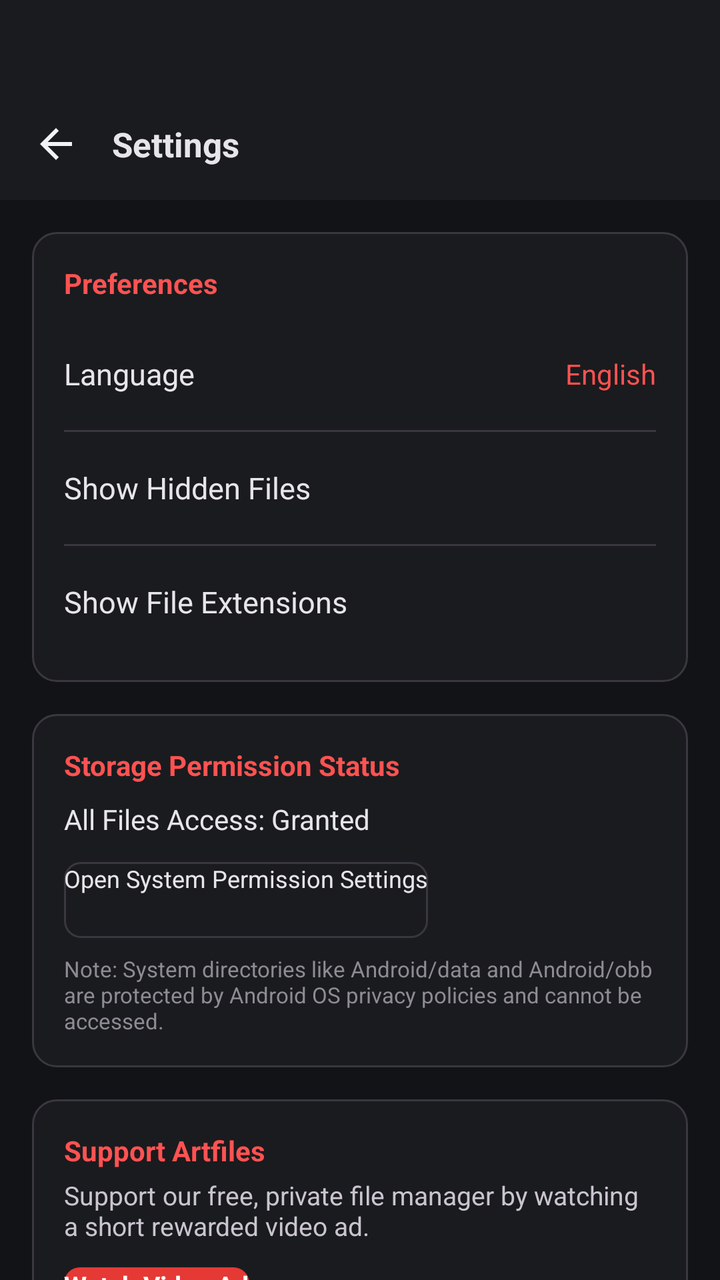
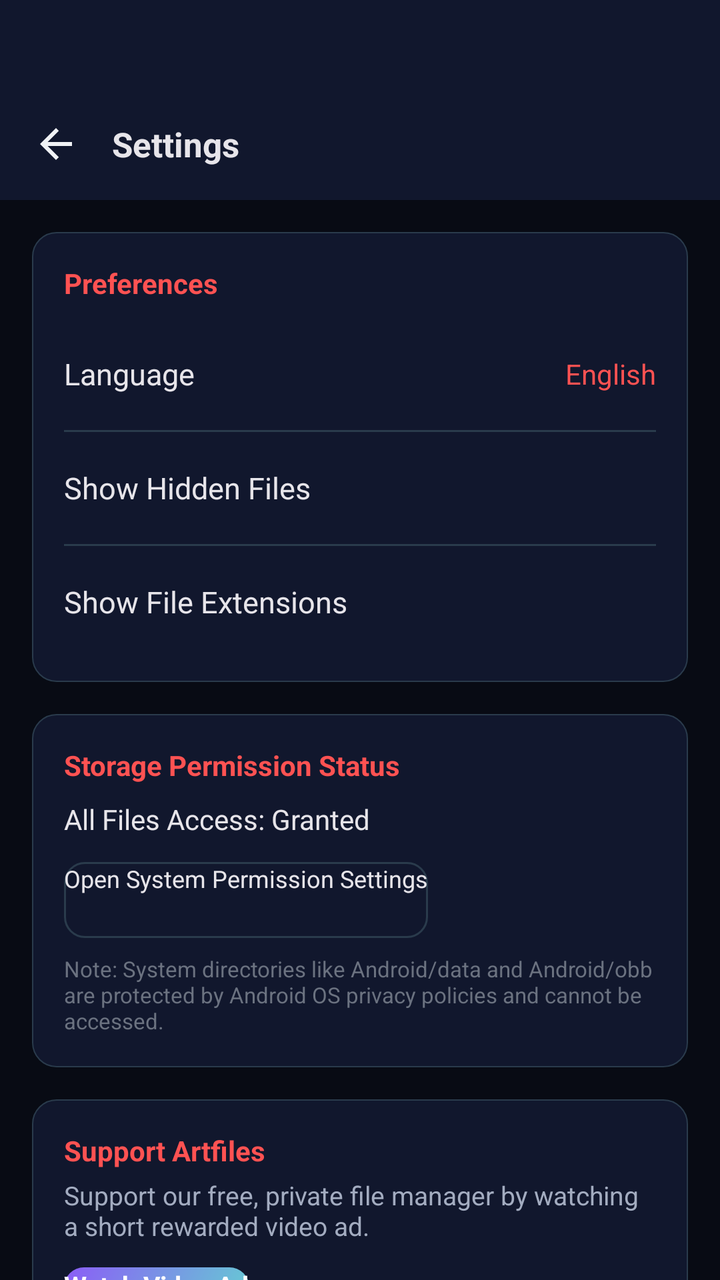

Screens rendered from an Android XML layout before and after an edit, with the pre-edit source and the edit as a unified diff.
<!-- AndroidManifest.xml: application theme Theme.ArtrawFiles -->
<!-- res/layout/activity_settings.xml -->
<?xml version="1.0" encoding="utf-8"?>
<LinearLayout xmlns:android="http://schemas.android.com/apk/res/android"
    android:layout_width="match_parent"
    android:layout_height="match_parent"
    android:orientation="vertical"
    android:background="@color/bg_dark">

    
    <LinearLayout
        android:id="@+id/headerSettings"
        android:layout_width="match_parent"
        android:layout_height="wrap_content"
        android:orientation="vertical"
        android:background="@color/surface_dark">

        
        <View
            android:id="@+id/statusBarSpacerSettings"
            android:layout_width="match_parent"
            android:layout_height="44dp" />

        <RelativeLayout
            android:layout_width="match_parent"
            android:layout_height="56dp"
            android:paddingStart="8dp"
            android:paddingEnd="8dp">

            <ImageView
                android:id="@+id/btnSettingsBack"
                android:layout_width="40dp"
                android:layout_height="40dp"
                android:layout_alignParentStart="true"
                android:layout_centerVertical="true"
                android:padding="8dp"
                android:background="?android:attr/selectableItemBackgroundBorderless"
                android:src="@drawable/ic_arrow_back"
                android:contentDescription="Back" />

            <TextView
                android:layout_width="wrap_content"
                android:layout_height="wrap_content"
                android:layout_toEndOf="@id/btnSettingsBack"
                android:layout_centerVertical="true"
                android:layout_marginStart="8dp"
                android:text="@string/nav_settings"
                android:textColor="@color/text_primary_dark"
                android:textSize="17sp"
                android:textStyle="bold" />
        </RelativeLayout>
    </LinearLayout>

    <ScrollView
        android:id="@+id/scrollSettingsContent"
        android:layout_width="match_parent"
        android:layout_height="match_parent"
        android:clipToPadding="false">

        <LinearLayout
            android:layout_width="match_parent"
            android:layout_height="wrap_content"
            android:orientation="vertical"
            android:padding="16dp">

            
            <LinearLayout
                android:layout_width="match_parent"
                android:layout_height="wrap_content"
                android:orientation="vertical"
                android:background="@drawable/bg_card"
                android:padding="16dp"
                android:layout_marginBottom="16dp">

                <TextView
                    android:layout_width="wrap_content"
                    android:layout_height="wrap_content"
                    android:text="Preferences"
                    android:textColor="@color/artraw_crimson_accent"
                    android:textSize="14sp"
                    android:textStyle="bold"
                    android:layout_marginBottom="12dp" />

                
                <RelativeLayout
                    android:id="@+id/rowLanguage"
                    android:layout_width="match_parent"
                    android:layout_height="48dp"
                    android:clickable="true"
                    android:focusable="true">

                    <TextView
                        android:layout_width="wrap_content"
                        android:layout_height="wrap_content"
                        android:layout_alignParentStart="true"
                        android:layout_centerVertical="true"
                        android:text="@string/pref_language"
                        android:textColor="@color/text_primary_dark"
                        android:textSize="15sp" />

                    <TextView
                        android:id="@+id/tvCurrentLanguage"
                        android:layout_width="wrap_content"
                        android:layout_height="wrap_content"
                        android:layout_alignParentEnd="true"
                        android:layout_centerVertical="true"
                        android:text="English"
                        android:textColor="@color/artraw_crimson_accent"
                        android:textSize="14sp" />
                </RelativeLayout>

                <View
                    android:layout_width="match_parent"
                    android:layout_height="1dp"
                    android:background="@color/border_dark"
                    android:layout_marginTop="4dp"
                    android:layout_marginBottom="4dp" />

                
                <RelativeLayout
                    android:layout_width="match_parent"
                    android:layout_height="48dp">

                    <TextView
                        android:layout_width="wrap_content"
                        android:layout_height="wrap_content"
                        android:layout_alignParentStart="true"
                        android:layout_centerVertical="true"
                        android:text="@string/pref_show_hidden"
                        android:textColor="@color/text_primary_dark"
                        android:textSize="15sp" />

                    <CheckBox
                        android:id="@+id/cbShowHidden"
                        android:layout_width="wrap_content"
                        android:layout_height="wrap_content"
                        android:layout_alignParentEnd="true"
                        android:layout_centerVertical="true" />
                </RelativeLayout>

                <View
                    android:layout_width="match_parent"
                    android:layout_height="1dp"
                    android:background="@color/border_dark"
                    android:layout_marginTop="4dp"
                    android:layout_marginBottom="4dp" />

                
                <RelativeLayout
                    android:layout_width="match_parent"
                    android:layout_height="48dp">

                    <TextView
                        android:layout_width="wrap_content"
                        android:layout_height="wrap_content"
                        android:layout_alignParentStart="true"
                        android:layout_centerVertical="true"
                        android:text="@string/pref_show_extensions"
                        android:textColor="@color/text_primary_dark"
                        android:textSize="15sp" />

                    <CheckBox
                        android:id="@+id/cbShowExtensions"
                        android:layout_width="wrap_content"
                        android:layout_height="wrap_content"
                        android:layout_alignParentEnd="true"
                        android:layout_centerVertical="true" />
                </RelativeLayout>
            </LinearLayout>

            
            <LinearLayout
                android:layout_width="match_parent"
                android:layout_height="wrap_content"
                android:orientation="vertical"
                android:background="@drawable/bg_card"
                android:padding="16dp"
                android:layout_marginBottom="16dp">

                <TextView
                    android:layout_width="wrap_content"
                    android:layout_height="wrap_content"
                    android:text="Storage Permission Status"
                    android:textColor="@color/artraw_crimson_accent"
                    android:textSize="14sp"
                    android:textStyle="bold" />

                <TextView
                    android:id="@+id/tvPermissionStatus"
                    android:layout_width="match_parent"
                    android:layout_height="wrap_content"
                    android:layout_marginTop="8dp"
                    android:text="All Files Access: Granted"
                    android:textColor="@color/text_primary_dark"
                    android:textSize="14sp" />

                <Button
                    android:id="@+id/btnManagePermission"
                    android:layout_width="wrap_content"
                    android:layout_height="38dp"
                    android:layout_marginTop="12dp"
                    android:background="@drawable/bg_button_outlined"
                    android:text="Open System Permission Settings"
                    android:textColor="@color/text_primary_dark"
                    android:textSize="12sp" />

                <TextView
                    android:layout_width="match_parent"
                    android:layout_height="wrap_content"
                    android:layout_marginTop="8dp"
                    android:text="@string/perm_restricted_notice"
                    android:textColor="@color/text_tertiary_dark"
                    android:textSize="11sp" />
            </LinearLayout>

            
            <LinearLayout
                android:layout_width="match_parent"
                android:layout_height="wrap_content"
                android:orientation="vertical"
                android:background="@drawable/bg_card"
                android:padding="16dp"
                android:layout_marginBottom="16dp">

                <TextView
                    android:layout_width="wrap_content"
                    android:layout_height="wrap_content"
                    android:text="Support Artfiles"
                    android:textColor="@color/artraw_crimson_accent"
                    android:textSize="14sp"
                    android:textStyle="bold" />

                <TextView
                    android:layout_width="match_parent"
                    android:layout_height="wrap_content"
                    android:layout_marginTop="4dp"
                    android:text="Support our free, private file manager by watching a short rewarded video ad."
                    android:textColor="@color/text_secondary_dark"
                    android:textSize="13sp" />

                <Button
                    android:id="@+id/btnWatchRewardedAd"
                    android:layout_width="wrap_content"
                    android:layout_height="40dp"
                    android:layout_marginTop="12dp"
                    android:background="@drawable/bg_button_primary"
                    android:text="Watch Video Ad"
                    android:textColor="@android:color/white"
                    android:textSize="13sp"
                    android:textStyle="bold" />
            </LinearLayout>

            
            <LinearLayout
                android:layout_width="match_parent"
                android:layout_height="wrap_content"
                android:orientation="vertical"
                android:background="@drawable/bg_card"
                android:padding="16dp">

                <TextView
                    android:layout_width="wrap_content"
                    android:layout_height="wrap_content"
                    android:text="@string/app_name"
                    android:textColor="@color/text_primary_dark"
                    android:textSize="16sp"
                    android:textStyle="bold" />

                <TextView
                    android:id="@+id/tvAppVersion"
                    android:layout_width="wrap_content"
                    android:layout_height="wrap_content"
                    android:layout_marginTop="2dp"
                    android:text="Version 1.1.0 (Target Android 15)"
                    android:textColor="@color/text_secondary_dark"
                    android:textSize="12sp" />

                <TextView
                    android:layout_width="match_parent"
                    android:layout_height="wrap_content"
                    android:layout_marginTop="12dp"
                    android:text="@string/pref_privacy_pledge"
                    android:textColor="@color/status_success"
                    android:textSize="13sp"
                    android:textStyle="bold" />

                <TextView
                    android:layout_width="match_parent"
                    android:layout_height="wrap_content"
                    android:layout_marginTop="4dp"
                    android:text="Artfiles processes all files exclusively on your local device. Fast, secure and modern storage management."
                    android:textColor="@color/text_secondary_dark"
                    android:textSize="12sp" />

                <View
                    android:layout_width="match_parent"
                    android:layout_height="1dp"
                    android:background="@color/border_dark"
                    android:layout_marginTop="14dp"
                    android:layout_marginBottom="10dp" />

                
                <LinearLayout
                    android:id="@+id/rowPrivacyPolicy"
                    android:layout_width="match_parent"
                    android:layout_height="wrap_content"
                    android:orientation="vertical"
                    android:clickable="true"
                    android:focusable="true"
                    android:paddingTop="8dp"
                    android:paddingBottom="8dp"
                    android:background="?android:attr/selectableItemBackground">

                    <TextView
                        android:layout_width="wrap_content"
                        android:layout_height="wrap_content"
                        android:text="Privacy Policy &amp; Ad Disclosure"
                        android:textColor="@color/artraw_crimson_accent"
                        android:textSize="14sp"
                        android:textStyle="bold" />

                    <TextView
                        android:layout_width="wrap_content"
                        android:layout_height="wrap_content"
                        android:layout_marginTop="2dp"
                        android:text="Read our AdMob &amp; Play Store compliant data safety disclosure."
                        android:textColor="@color/text_secondary_dark"
                        android:textSize="12sp" />
                </LinearLayout>

                <View
                    android:layout_width="match_parent"
                    android:layout_height="1dp"
                    android:background="@color/border_dark"
                    android:layout_marginTop="6dp"
                    android:layout_marginBottom="6dp" />

                
                <LinearLayout
                    android:id="@+id/rowGoogleAdSettings"
                    android:layout_width="match_parent"
                    android:layout_height="wrap_content"
                    android:orientation="vertical"
                    android:clickable="true"
                    android:focusable="true"
                    android:paddingTop="8dp"
                    android:paddingBottom="8dp"
                    android:background="?android:attr/selectableItemBackground">

                    <TextView
                        android:layout_width="wrap_content"
                        android:layout_height="wrap_content"
                        android:text="Google Ad Settings &amp; Personalization"
                        android:textColor="@color/text_primary_dark"
                        android:textSize="14sp" />

                    <TextView
                        android:layout_width="wrap_content"
                        android:layout_height="wrap_content"
                        android:layout_marginTop="2dp"
                        android:text="Manage your advertising ID and ad preferences on Google."
                        android:textColor="@color/text_secondary_dark"
                        android:textSize="12sp" />
                </LinearLayout>

                <View
                    android:layout_width="match_parent"
                    android:layout_height="1dp"
                    android:background="@color/border_dark"
                    android:layout_marginTop="6dp"
                    android:layout_marginBottom="6dp" />

                
                <LinearLayout
                    android:id="@+id/rowAppAdsTxt"
                    android:layout_width="match_parent"
                    android:layout_height="wrap_content"
                    android:orientation="vertical"
                    android:clickable="true"
                    android:focusable="true"
                    android:paddingTop="8dp"
                    android:paddingBottom="8dp"
                    android:background="?android:attr/selectableItemBackground">

                    <TextView
                        android:layout_width="wrap_content"
                        android:layout_height="wrap_content"
                        android:text="Authorized Digital Sellers (app-ads.txt)"
                        android:textColor="@color/text_primary_dark"
                        android:textSize="14sp" />

                    <TextView
                        android:layout_width="wrap_content"
                        android:layout_height="wrap_content"
                        android:layout_marginTop="2dp"
                        android:text="Publisher ID: pub-7925407604309207 (Direct Seller)"
                        android:textColor="@color/status_success"
                        android:textSize="12sp" />
                </LinearLayout>
            </LinearLayout>
        </LinearLayout>
    </ScrollView>
</LinearLayout>
<!-- resources referenced by this layout -->
<resources>
  <color name="artraw_crimson_accent">#FF5252</color>
  <color name="bg_dark">#121316</color>
  <color name="border_dark">#3A3740</color>
  <color name="status_success">#00C853</color>
  <color name="surface_dark">#1A1B1E</color>
  <color name="text_primary_dark">#E7E5EA</color>
  <color name="text_secondary_dark">#CAC4D0</color>
  <color name="text_tertiary_dark">#8E8B94</color>
  <!-- drawable bg_button_outlined (drawable) -->
  <?xml version="1.0" encoding="utf-8"?>
  <shape xmlns:android="http://schemas.android.com/apk/res/android"
      android:shape="rectangle">
      <solid android:color="@android:color/transparent" />
      <corners android:radius="8dp" />
      <stroke
          android:width="1dp"
          android:color="@color/border_dark" />
  </shape>
  <!-- drawable bg_button_primary (drawable) -->
  <?xml version="1.0" encoding="utf-8"?>
  <shape xmlns:android="http://schemas.android.com/apk/res/android"
      android:shape="rectangle">
      <solid android:color="@color/artraw_crimson" />
      <corners android:radius="8dp" />
  </shape>
  <!-- drawable bg_card (drawable) -->
  <?xml version="1.0" encoding="utf-8"?>
  <shape xmlns:android="http://schemas.android.com/apk/res/android"
      android:shape="rectangle">
      <solid android:color="@color/surface_dark" />
      <corners android:radius="12dp" />
      <stroke
          android:width="1dp"
          android:color="@color/border_dark" />
  </shape>
  <!-- drawable ic_arrow_back (drawable) -->
  <vector xmlns:android="http://schemas.android.com/apk/res/android"
      android:width="24dp"
      android:height="24dp"
      android:viewportWidth="24"
      android:viewportHeight="24">
      <path
          android:fillColor="#F0F2F5"
          android:pathData="M20,11H7.83l5.59,-5.59L12,4l-8,8 8,8 1.41,-1.41L7.83,13H20v-2z"/>
  </vector>
  <string name="app_name">Artfiles</string>
  <string name="nav_settings">Settings</string>
  <string name="perm_restricted_notice">Note: System directories like Android/data and Android/obb are protected by Android OS privacy policies and cannot be accessed.</string>
  <string name="pref_language">Language</string>
  <string name="pref_privacy_pledge">Fast • Modern • Private Storage</string>
  <string name="pref_show_extensions">Show File Extensions</string>
  <string name="pref_show_hidden">Show Hidden Files</string>
  <style name="Theme.ArtrawFiles">
          <item name="android:colorPrimary">@color/aurora_primary</item>
          <item name="android:colorPrimaryDark">@color/aurora_glow_teal</item>
          <item name="android:colorAccent">@color/aurora_glow_cyan</item>
          <item name="android:windowBackground">@color/aurora_background_deep</item>
          <item name="android:colorBackground">@color/aurora_background_deep</item>
          <item name="android:windowDrawsSystemBarBackgrounds">true</item>
          <item name="android:statusBarColor">@android:color/transparent</item>
          <item name="android:navigationBarColor">@android:color/transparent</item>
          <item name="android:windowLightStatusBar">false</item>
      </style>
  <color name="artraw_crimson">#E53935</color>
  <color name="aurora_primary">#4ECDC4</color>
  <color name="aurora_glow_teal">#4ECDC4</color>
  <color name="aurora_glow_cyan">#00B4D8</color>
  <color name="aurora_background_deep">#0A0E27</color>
</resources>

<!-- the commit's change to res/layout/activity_settings.xml (unified diff, before → after) -->
@@ -3,7 +3,7 @@
     android:layout_width="match_parent"
     android:layout_height="match_parent"
     android:orientation="vertical"
-    android:background="@color/bg_dark">
+    android:background="@color/aurora_background_deep">
 
     
     <LinearLayout
@@ -11,7 +11,7 @@
         android:layout_width="match_parent"
         android:layout_height="wrap_content"
         android:orientation="vertical"
-        android:background="@color/surface_dark">
+        android:background="@color/aurora_background_surface">
 
         
         <View
@@ -66,7 +66,7 @@
                 android:layout_width="match_parent"
                 android:layout_height="wrap_content"
                 android:orientation="vertical"
-                android:background="@drawable/bg_card"
+                android:background="@drawable/bg_aurora_card"
                 android:padding="16dp"
                 android:layout_marginBottom="16dp">
 
@@ -110,7 +110,7 @@
                 <View
                     android:layout_width="match_parent"
                     android:layout_height="1dp"
-                    android:background="@color/border_dark"
+                    android:background="@color/aurora_outline"
                     android:layout_marginTop="4dp"
                     android:layout_marginBottom="4dp" />
 
@@ -139,7 +139,7 @@
                 <View
                     android:layout_width="match_parent"
                     android:layout_height="1dp"
-                    android:background="@color/border_dark"
+                    android:background="@color/aurora_outline"
                     android:layout_marginTop="4dp"
                     android:layout_marginBottom="4dp" />
 
@@ -171,7 +171,7 @@
                 android:layout_width="match_parent"
                 android:layout_height="wrap_content"
                 android:orientation="vertical"
-                android:background="@drawable/bg_card"
+                android:background="@drawable/bg_aurora_card"
                 android:padding="16dp"
                 android:layout_marginBottom="16dp">
 
@@ -197,7 +197,7 @@
                     android:layout_width="wrap_content"
                     android:layout_height="38dp"
                     android:layout_marginTop="12dp"
-                    android:background="@drawable/bg_button_outlined"
+                    android:background="@drawable/bg_aurora_button_outlined"
                     android:text="Open System Permission Settings"
                     android:textColor="@color/text_primary_dark"
                     android:textSize="12sp" />
@@ -207,7 +207,7 @@
                     android:layout_height="wrap_content"
                     android:layout_marginTop="8dp"
                     android:text="@string/perm_restricted_notice"
-                    android:textColor="@color/text_tertiary_dark"
+                    android:textColor="@color/aurora_text_tertiary"
                     android:textSize="11sp" />
             </LinearLayout>
 
@@ -216,7 +216,7 @@
                 android:layout_width="match_parent"
                 android:layout_height="wrap_content"
                 android:orientation="vertical"
-                android:background="@drawable/bg_card"
+                android:background="@drawable/bg_aurora_card"
                 android:padding="16dp"
                 android:layout_marginBottom="16dp">
 
@@ -233,7 +233,7 @@
                     android:layout_height="wrap_content"
                     android:layout_marginTop="4dp"
                     android:text="Support our free, private file manager by watching a short rewarded video ad."
-                    android:textColor="@color/text_secondary_dark"
+                    android:textColor="@color/aurora_text_secondary"
                     android:textSize="13sp" />
 
                 <Button
@@ -241,7 +241,7 @@
                     android:layout_width="wrap_content"
                     android:layout_height="40dp"
                     android:layout_marginTop="12dp"
-                    android:background="@drawable/bg_button_primary"
+                    android:background="@drawable/bg_aurora_button_primary"
                     android:text="Watch Video Ad"
                     android:textColor="@android:color/white"
                     android:textSize="13sp"
@@ -253,7 +253,7 @@
                 android:layout_width="match_parent"
                 android:layout_height="wrap_content"
                 android:orientation="vertical"
-                android:background="@drawable/bg_card"
+                android:background="@drawable/bg_aurora_card"
                 android:padding="16dp">
 
                 <TextView
@@ -270,7 +270,7 @@
                     android:layout_height="wrap_content"
                     android:layout_marginTop="2dp"
                     android:text="Version 1.1.0 (Target Android 15)"
-                    android:textColor="@color/text_secondary_dark"
+                    android:textColor="@color/aurora_text_secondary"
                     android:textSize="12sp" />
 
                 <TextView
@@ -287,13 +287,13 @@
                     android:layout_height="wrap_content"
                     android:layout_marginTop="4dp"
                     android:text="Artfiles processes all files exclusively on your local device. Fast, secure and modern storage management."
-                    android:textColor="@color/text_secondary_dark"
+                    android:textColor="@color/aurora_text_secondary"
                     android:textSize="12sp" />
 
                 <View
                     android:layout_width="match_parent"
                     android:layout_height="1dp"
-                    android:background="@color/border_dark"
+                    android:background="@color/aurora_outline"
                     android:layout_marginTop="14dp"
                     android:layout_marginBottom="10dp" />
 
@@ -322,14 +322,14 @@
                         android:layout_height="wrap_content"
                         android:layout_marginTop="2dp"
                         android:text="Read our AdMob &amp; Play Store compliant data safety disclosure."
-                        android:textColor="@color/text_secondary_dark"
+                        android:textColor="@color/aurora_text_secondary"
                         android:textSize="12sp" />
                 </LinearLayout>
 
                 <View
                     android:layout_width="match_parent"
                     android:layout_height="1dp"
-                    android:background="@color/border_dark"
+                    android:background="@color/aurora_outline"
                     android:layout_marginTop="6dp"
                     android:layout_marginBottom="6dp" />
 
@@ -357,14 +357,14 @@
                         android:layout_height="wrap_content"
                         android:layout_marginTop="2dp"
                         android:text="Manage your advertising ID and ad preferences on Google."
-                        android:textColor="@color/text_secondary_dark"
+                        android:textColor="@color/aurora_text_secondary"
                         android:textSize="12sp" />
                 </LinearLayout>
 
                 <View
                     android:layout_width="match_parent"
                     android:layout_height="1dp"
-                    android:background="@color/border_dark"
+                    android:background="@color/aurora_outline"
                     android:layout_marginTop="6dp"
                     android:layout_marginBottom="6dp" />
 
<!-- resource entries referenced after the edit -->
@@ -1,39 +1,39 @@
 <!-- resources referenced by this layout -->
 <resources>
   <color name="artraw_crimson_accent">#FF5252</color>
-  <color name="bg_dark">#121316</color>
-  <color name="border_dark">#3A3740</color>
   <color name="status_success">#00C853</color>
-  <color name="surface_dark">#1A1B1E</color>
   <color name="text_primary_dark">#E7E5EA</color>
-  <color name="text_secondary_dark">#CAC4D0</color>
-  <color name="text_tertiary_dark">#8E8B94</color>
-  <!-- drawable bg_button_outlined (drawable) -->
+  <!-- drawable bg_aurora_button_outlined (drawable) -->
   <?xml version="1.0" encoding="utf-8"?>
   <shape xmlns:android="http://schemas.android.com/apk/res/android"
       android:shape="rectangle">
       <solid android:color="@android:color/transparent" />
-      <corners android:radius="8dp" />
+      <corners android:radius="10dp" />
       <stroke
           android:width="1dp"
-          android:color="@color/border_dark" />
+          android:color="@color/aurora_outline" />
   </shape>
-  <!-- drawable bg_button_primary (drawable) -->
+  <!-- drawable bg_aurora_button_primary (drawable) -->
   <?xml version="1.0" encoding="utf-8"?>
   <shape xmlns:android="http://schemas.android.com/apk/res/android"
       android:shape="rectangle">
-      <solid android:color="@color/artraw_crimson" />
-      <corners android:radius="8dp" />
+      
+      <gradient
+          android:type="linear"
+          android:startColor="@color/aurora_primary"
+          android:endColor="@color/aurora_secondary"
+          android:angle="135" />
+      <corners android:radius="10dp" />
   </shape>
-  <!-- drawable bg_card (drawable) -->
+  <!-- drawable bg_aurora_card (drawable) -->
   <?xml version="1.0" encoding="utf-8"?>
   <shape xmlns:android="http://schemas.android.com/apk/res/android"
       android:shape="rectangle">
-      <solid android:color="@color/surface_dark" />
+      <solid android:color="@color/aurora_background_surface" />
       <corners android:radius="12dp" />
       <stroke
-          android:width="1dp"
-          android:color="@color/border_dark" />
+          android:width="0.5dp"
+          android:color="@color/aurora_outline" />
   </shape>
   <!-- drawable ic_arrow_back (drawable) -->
   <vector xmlns:android="http://schemas.android.com/apk/res/android"
@@ -54,8 +54,8 @@
   <string name="pref_show_hidden">Show Hidden Files</string>
   <style name="Theme.ArtrawFiles">
           <item name="android:colorPrimary">@color/aurora_primary</item>
-          <item name="android:colorPrimaryDark">@color/aurora_glow_teal</item>
-          <item name="android:colorAccent">@color/aurora_glow_cyan</item>
+          <item name="android:colorPrimaryDark">@color/aurora_primary</item>
+          <item name="android:colorAccent">@color/aurora_secondary</item>
           <item name="android:windowBackground">@color/aurora_background_deep</item>
           <item name="android:colorBackground">@color/aurora_background_deep</item>
           <item name="android:windowDrawsSystemBarBackgrounds">true</item>
@@ -63,10 +63,12 @@
           <item name="android:navigationBarColor">@android:color/transparent</item>
           <item name="android:windowLightStatusBar">false</item>
       </style>
-  <color name="artraw_crimson">#E53935</color>
-  <color name="aurora_primary">#4ECDC4</color>
-  <color name="aurora_glow_teal">#4ECDC4</color>
-  <color name="aurora_glow_cyan">#00B4D8</color>
-  <color name="aurora_background_deep">#0A0E27</color>
+  <color name="aurora_primary">#62D6D0</color>
+  <color name="aurora_secondary">#8B5CF6</color>
+  <color name="aurora_background_deep">#080B14</color>
+  <color name="aurora_background_surface">#11172D</color>
+  <color name="aurora_outline">#2A3B4C</color>
+  <color name="aurora_text_secondary">#A3ACC0</color>
+  <color name="aurora_text_tertiary">#6B7280</color>
 </resources>
 
